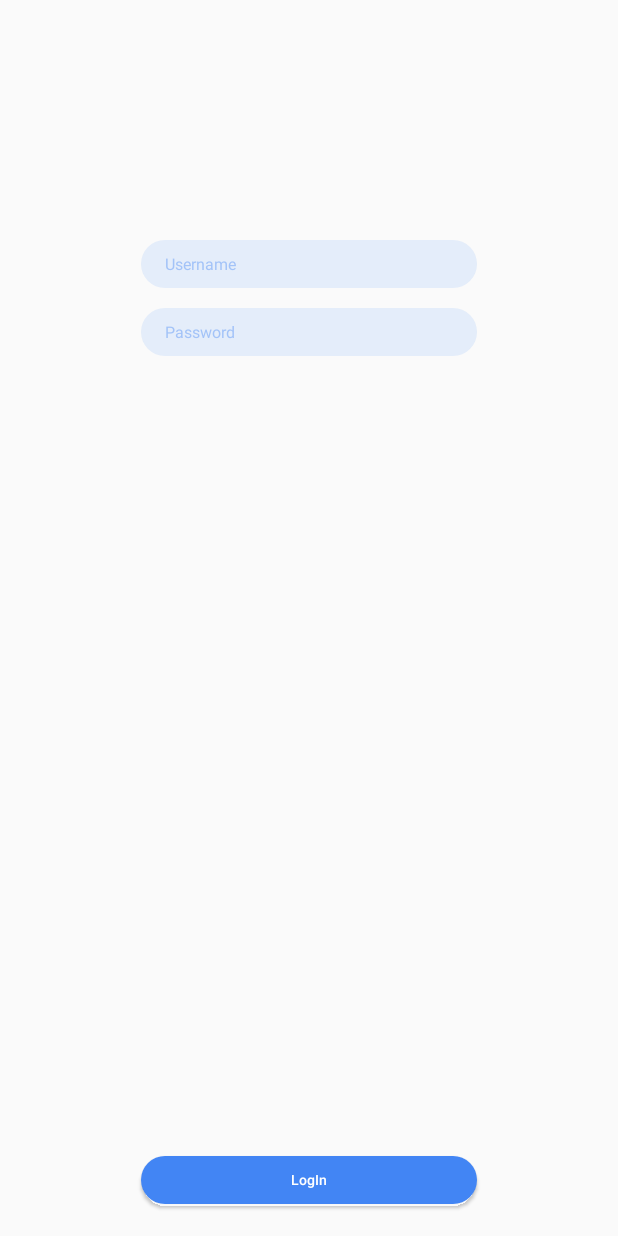
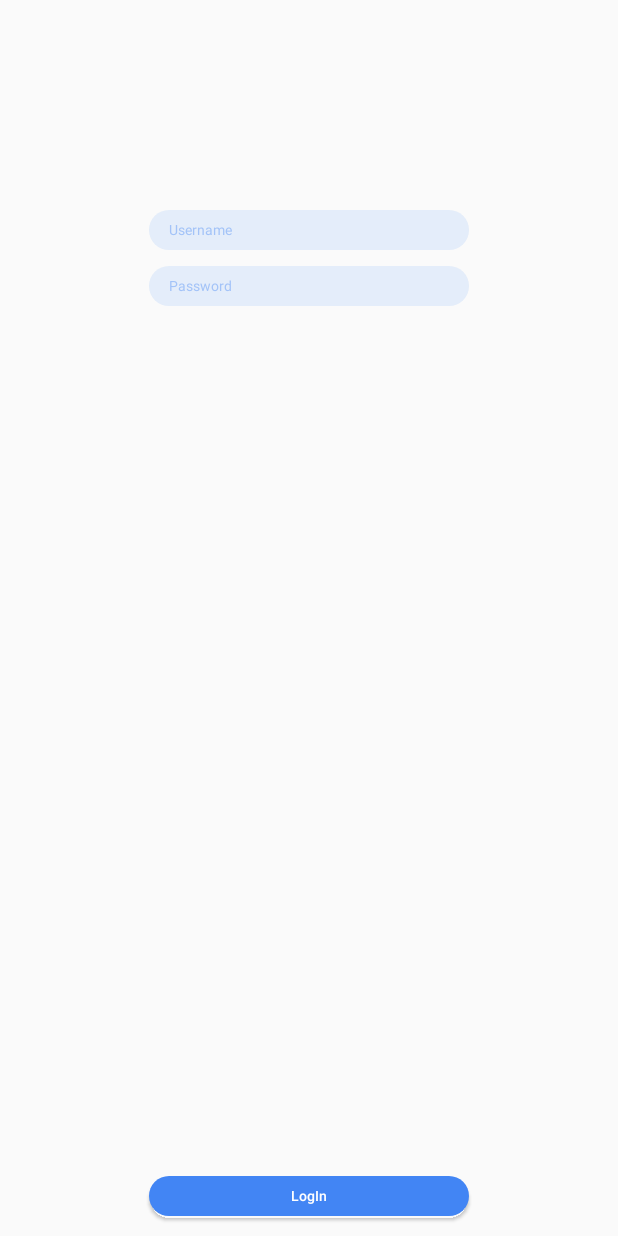
Before and after one commit to keyebang/keyebang-1, an Android app: the LogInActivity screen opened directly, with no data from a screen before it, on a phone screen of 412 x 824 dp. Run offline under Robolectric (Android 15) with nearby library versions, the phone set to English and light mode, and no system bars.

Commit message:
UI Optimization

```diff
--- a/app/src/main/java/com/shg/keyebang/view/account/LogInActivity.java
+++ b/app/src/main/java/com/shg/keyebang/view/account/LogInActivity.java
@@ -9,6 +9,7 @@ import android.widget.Button;
 import android.widget.EditText;
 
 import com.shg.keyebang.R;
+import com.shg.keyebang.builder.DensityAdapter;
 import com.shg.keyebang.model.User;
 import com.shg.keyebang.services.account.AccountSystem;
 import com.shg.keyebang.services.account.SignUpLogInListener;
--- a/app/src/main/res/layout/activity_log_in.xml
+++ b/app/src/main/res/layout/activity_log_in.xml
@@ -7,31 +7,30 @@
     tools:context=".view.account.LogInActivity">
 
     <EditText
+        android:id="@+id/password"
         style="@style/accountEditText"
-        android:id="@+id/username"
-        android:hint="Username"
-        android:layout_marginTop="240dp"
-        app:layout_constraintLeft_toLeftOf="parent"
-        app:layout_constraintRight_toRightOf="parent"
-        app:layout_constraintTop_toTopOf="parent"/>
-
-    <EditText
-        style="@style/accountEditText"
-        android:id="@+id/password"
+        android:layout_marginTop="16dp"
         android:hint="Password"
-        android:layout_marginTop="20dp"
         app:layout_constraintLeft_toLeftOf="parent"
         app:layout_constraintRight_toRightOf="parent"
         app:layout_constraintTop_toBottomOf="@id/username" />
 
+    <EditText
+        android:id="@+id/username"
+        style="@style/accountEditText"
+        android:layout_marginTop="210dp"
+        android:hint="Username"
+        app:layout_constraintLeft_toLeftOf="parent"
+        app:layout_constraintRight_toRightOf="parent"
+        app:layout_constraintTop_toTopOf="parent" />
+
     <Button
+        android:id="@+id/loginbutton"
         style="@style/accountButton"
+        android:layout_marginBottom="20dp"
         android:text="LogIn"
-        android:id="@+id/loginbutton"
-        android:layout_marginBottom="32dp"
-        app:layout_constraintRight_toRightOf="parent"
+        app:layout_constraintBottom_toBottomOf="parent"
         app:layout_constraintLeft_toLeftOf="parent"
-        app:layout_constraintBottom_toBottomOf="parent"/>
-
+        app:layout_constraintRight_toRightOf="parent" />
 
 </androidx.constraintlayout.widget.ConstraintLayout>
--- a/app/src/main/res/values/styles.xml
+++ b/app/src/main/res/values/styles.xml
@@ -13,25 +13,25 @@
     </style>
 
     <style name="accountEditText" parent="Widget.AppCompat.EditText">
-        <item name="android:layout_width">336dp</item>
-        <item name="android:layout_height">48dp</item>
+        <item name="android:layout_width">320dp</item>
+        <item name="android:layout_height">40dp</item>
         <item name="android:background">@drawable/accountedittext</item>
         <item name="android:padding">0dp</item>
-        <item name="android:paddingStart">24dp</item>
-        <item name="android:paddingEnd">24dp</item>
+        <item name="android:paddingStart">20dp</item>
+        <item name="android:paddingEnd">20dp</item>
         <item name="android:lines">1</item>
-        <item name="android:radius">24dp</item>
-        <item name="android:textSize">16dp</item>
+        <item name="android:radius">20dp</item>
+        <item name="android:textSize">14dp</item>
         <item name="android:textColor">@color/themeColor</item>
         <item name="android:textColorHint">@color/accountTextHint</item>
     </style>
 
     <style name="accountButton" parent="Widget.AppCompat.Button">
-        <item name="android:layout_width">336dp</item>
-        <item name="android:layout_height">48dp</item>
+        <item name="android:layout_width">320dp</item>
+        <item name="android:layout_height">40dp</item>
         <item name="android:background">@drawable/fullradius</item>
         <item name="android:padding">0dp</item>
-        <item name="android:radius">24dp</item>
+        <item name="android:radius">20dp</item>
         <item name="android:textColor">#FFFFFF</item>
         <item name="android:textAllCaps">false</item>
     </style>
```
